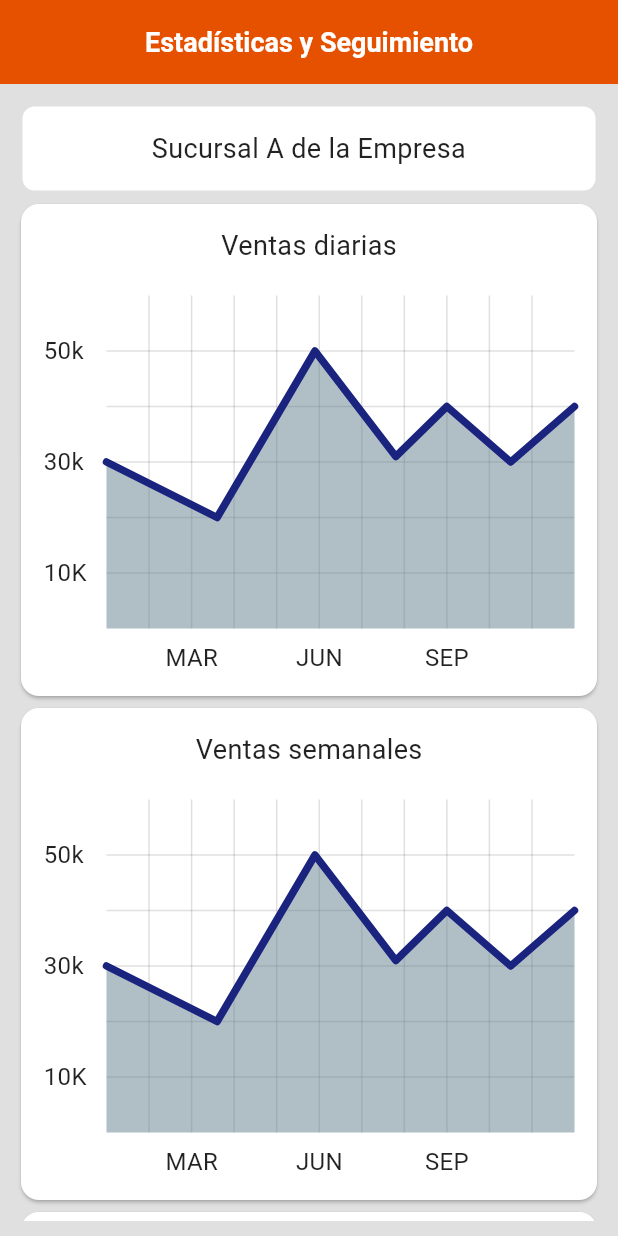
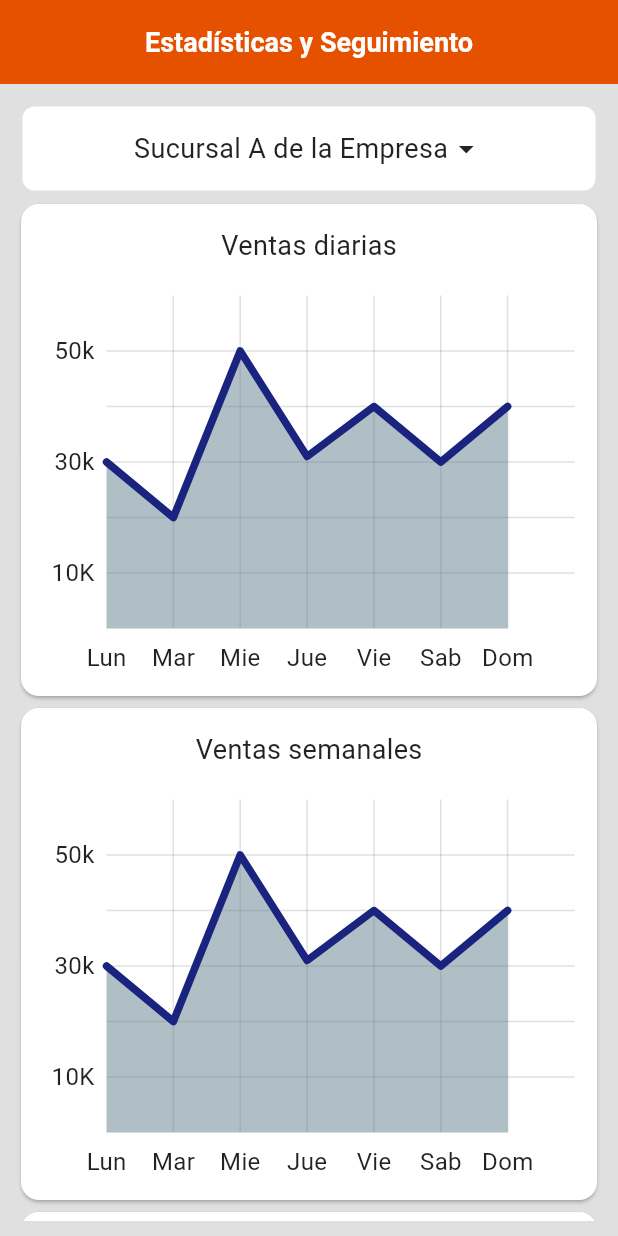
Before and after one commit to TheFierceFlame/mobile_dashboard, a Flutter app: the screen it shows after launch, on a phone screen of 412 x 824 dp. Run offline on Flutter 3.47's test engine with Material 3 defaults, Android fonts, the phone set to English and light mode, and no system bars; drawn by our look-alikes of fl_chart; our stand-ins replace animate_do, csv, flutter_riverpod.

```diff
--- a/dashboard_app/lib/main.dart
+++ b/dashboard_app/lib/main.dart
@@ -1,8 +1,9 @@
 import 'package:flutter/material.dart';
+import 'package:flutter_riverpod/flutter_riverpod.dart';
 import 'package:dashboard_app/config/theme/app_theme.dart';
 import 'package:dashboard_app/presentation/screens/screens.dart';
 
-void main() => runApp(const MyApp());
+void main() async => runApp(const ProviderScope(child: MyApp()));
 
 class MyApp extends StatelessWidget {
   const MyApp({super.key});
--- a/dashboard_app/lib/presentation/screens/analytics/analytics_screen.dart
+++ b/dashboard_app/lib/presentation/screens/analytics/analytics_screen.dart
@@ -1,6 +1,8 @@
+import 'package:animate_do/animate_do.dart';
 import 'package:flutter/material.dart';
 import 'package:fl_chart/fl_chart.dart';
 import 'package:flutter_riverpod/flutter_riverpod.dart';
+import 'package:dashboard_app/presentation/providers/analytics/sales/sales_provider.dart';
 import 'package:dashboard_app/presentation/widgets/widgets.dart';
 
 class AnalyticsScreen extends ConsumerStatefulWidget {
@@ -17,7 +19,85 @@ class AnalyticsScreenState extends ConsumerState<AnalyticsScreen> {
   CustomLineChart ventasMensualesChart = CustomLineChart();
 
   @override
+  void initState() {
+    super.initState();
+    ref.read(dailySalesProvider.notifier).loadData();
+  }
+
+  @override
   Widget build(BuildContext context) {
+    final dailySales = ref.watch(dailySalesProvider);
+    final dailySalesTitles = <SideTitleWidget Function(double value, TitleMeta meta)>[
+      (double value, TitleMeta meta) {
+        String text;
+        switch (value.toInt()) {
+          case 0:
+            text = 'Lun';
+            break;
+          case 1:
+            text = 'Mar';
+            break;
+          case 2:
+            text = 'Mie';
+            break;
+          case 3:
+            text = 'Jue';
+            break;
+          case 4:
+            text = 'Vie';
+            break;
+          case 5:
+            text = 'Sab';
+            break;
+          case 6:
+            text = 'Dom';
+            break;
+          default:
+            text = '';
+            break;
+        }
+
+        return SideTitleWidget(
+          axisSide: meta.axisSide,
+          child: Text(
+            text,
+            textAlign: TextAlign.left,
+            style: TextStyle(
+              color: mainTitleColor,
+              fontSize: 16
+            )
+          ),
+        );
+      },
+      (double value, TitleMeta meta) {
+        String text;
+        switch (value.toInt()) {
+          case 1:
+            text = '10K';
+            break;
+          case 3:
+            text = '30k';
+            break;
+          case 5:
+            text = '50k';
+            break;
+          default:
+            text = '';
+        }
+
+        return SideTitleWidget(
+          axisSide: meta.axisSide,
+          child: Text(
+            text,
+            style: TextStyle(
+              color: mainTitleColor,
+              fontSize: 16
+            )
+          ),
+        );
+      }
+    ];
+
     return Scaffold(
       backgroundColor: Colors.black12,
       appBar: AppBar(
@@ -48,7 +128,10 @@ class AnalyticsScreenState extends ConsumerState<AnalyticsScreen> {
                   ),
                   child: const Padding(
                     padding: EdgeInsets.all(15.0),
-                    child: Text(
+                    child: Row(
+                      mainAxisAlignment: MainAxisAlignment.center,
+                      children: [
+                        Text(
                           'Sucursal A de la Empresa',
                           textAlign: TextAlign.center,
                           style: TextStyle(
@@ -56,31 +139,54 @@ class AnalyticsScreenState extends ConsumerState<AnalyticsScreen> {
                             fontSize: 18
                           ),
                         ),
+                        Icon(Icons.arrow_drop_down, color: Colors.black87,)
+                      ],
+                    ),
                   )
                 ),
               ),
               Expanded(
                 child: ListView(
                   children: [
-                    ChartCard(
+                    FadeInUp(
+                      duration: const Duration(milliseconds: 500),
+                      delay: const Duration(milliseconds: 300),
+                      child: ChartCard(
                         chartTitle: 'Ventas diarias',
-                      chartTypeData: LineChart(ventasDiariasChart.lineChart()),
+                        chartTypeData: LineChart(ventasDiariasChart.lineChart(dailySales)),
                       ),
-                    ChartCard(
+                    ),
+                    FadeInUp(
+                      duration: const Duration(milliseconds: 500),
+                      delay: const Duration(milliseconds: 300),
+                      child: ChartCard(
                         chartTitle: 'Ventas semanales',
-                      chartTypeData: LineChart(ventasSemanalesChart.lineChart()),
+                        chartTypeData: LineChart(ventasSemanalesChart.lineChart(dailySales)),
                       ),
-                    ChartCard(
+                    ),
+                    FadeInUp(
+                      duration: const Duration(milliseconds: 500),
+                      delay: const Duration(milliseconds: 300),
+                      child: ChartCard(
                         chartTitle: 'Ventas mensuales',
-                      chartTypeData: LineChart(ventasMensualesChart.lineChart()),
+                        chartTypeData: LineChart(ventasMensualesChart.lineChart(dailySales)),
                       ),
-                    ChartCard(
+                    ),
+                    FadeInUp(
+                      duration: const Duration(milliseconds: 500),
+                      delay: const Duration(milliseconds: 300),
+                      child: ChartCard(
                         chartTitle: 'Productos más vendidos',
-                      chartTypeData: LineChart(ventasDiariasChart.lineChart()),
+                        chartTypeData: LineChart(ventasDiariasChart.lineChart(dailySales)),
                       ),
-                    ChartCard(
+                    ),
+                    FadeInUp(
+                      duration: const Duration(milliseconds: 500),
+                      delay: const Duration(milliseconds: 300),
+                      child: ChartCard(
                         chartTitle: 'Clientes que más compran',
-                      chartTypeData: LineChart(ventasDiariasChart.lineChart()),
+                        chartTypeData: LineChart(ventasDiariasChart.lineChart(dailySales)),
+                      ),
                     ),
                   ],
                 ),
--- a/dashboard_app/lib/presentation/screens/splash_screen.dart
+++ b/dashboard_app/lib/presentation/screens/splash_screen.dart
@@ -36,7 +36,7 @@ class _SplashScreenState extends State<SplashScreen> {
           children: [
             FadeInDown(
               duration: const Duration(milliseconds: 1500),
-              child: Image.asset('assets/images/Logo.png')
+              child: Image.asset('images/Logo.png')
             ),
             const SizedBox(height: 50),
             FadeIn(
--- a/dashboard_app/lib/presentation/widgets/charts/custom_charts.dart
+++ b/dashboard_app/lib/presentation/widgets/charts/custom_charts.dart
@@ -5,7 +5,7 @@ Color mainTitleColor = Colors.black87;
 Color mainLineColor = Colors.black12;
 
 class CustomLineChart {
-  LineChartData lineChart() {
+  LineChartData lineChart(List<dynamic> salesData) {
     return LineChartData(
       gridData: FlGridData(
         show: true,
@@ -38,7 +38,7 @@ class CustomLineChart {
             showTitles: true,
             interval: 1,
             reservedSize: 30,
-            getTitlesWidget: _bottomTitleWidgets
+            getTitlesWidget: bottomTitleWidgets
           ),
         ),
         leftTitles: AxisTitles(
@@ -46,24 +46,24 @@ class CustomLineChart {
             showTitles: true,
             interval: 1,
             reservedSize: 42,
-            getTitlesWidget: _leftTitleWidgets
+            getTitlesWidget: leftTitleWidgets
           ),
         ),
       ),
       borderData: FlBorderData(show: false),
       minX: 0,
-      maxX: 11,
+      maxX: 7,
       minY: 0,
       maxY: 6,
       lineBarsData: [LineChartBarData(
         spots: const [
           FlSpot(0, 3),
-          FlSpot(2.6, 2),
-          FlSpot(4.9, 5),
-          FlSpot(6.8, 3.1),
-          FlSpot(8, 4),
-          FlSpot(9.5, 3),
-          FlSpot(11, 4),
+          FlSpot(1, 2),
+          FlSpot(2, 5),
+          FlSpot(3, 3.1),
+          FlSpot(4, 4),
+          FlSpot(5, 3),
+          FlSpot(6, 4),
         ],
         color: Colors.indigo[900],
         isCurved: false,
@@ -79,17 +79,29 @@ class CustomLineChart {
     );
   }
 
-  Widget _bottomTitleWidgets(double value, TitleMeta meta) {
+  Widget bottomTitleWidgets(double value, TitleMeta meta) {
     String text;
     switch (value.toInt()) {
+      case 0:
+        text = 'Lun';
+        break;
+      case 1:
+        text = 'Mar';
+        break;
       case 2:
-        text = 'MAR';
+        text = 'Mie';
+        break;
+      case 3:
+        text = 'Jue';
+        break;
+      case 4:
+        text = 'Vie';
         break;
       case 5:
-        text = 'JUN';
+        text = 'Sab';
         break;
-      case 8:
-        text = 'SEP';
+      case 6:
+        text = 'Dom';
         break;
       default:
         text = '';
@@ -109,7 +121,7 @@ class CustomLineChart {
     );
   }
 
-  Widget _leftTitleWidgets(double value, TitleMeta meta) {
+  Widget leftTitleWidgets(double value, TitleMeta meta) {
     String text;
     switch (value.toInt()) {
       case 1:
@@ -122,16 +134,18 @@ class CustomLineChart {
         text = '50k';
         break;
       default:
-        return Container();
+        text = '';
     }
 
-    return Text(
+   return SideTitleWidget(
+          axisSide: meta.axisSide,
+          child: Text(
             text,
-      textAlign: TextAlign.left,
             style: TextStyle(
               color: mainTitleColor,
               fontSize: 16
             )
+          ),
         );
   }
 }
--- a/dashboard_app/pubspec.yaml
+++ b/dashboard_app/pubspec.yaml
@@ -39,6 +39,7 @@ dependencies:
   intl: ^0.19.0
   flutter_riverpod: ^2.5.3
   fl_chart: ^0.69.0
+  csv: ^6.0.0
 
 dev_dependencies:
   flutter_test:
@@ -64,7 +65,7 @@ flutter:
 
   # To add assets to your application, add an assets section, like this:
   assets:
-    - assets/images/
+    - assets/
   #   - images/a_dot_burr.jpeg
   #   - images/a_dot_ham.jpeg
 
```
Also changed, not shown: dashboard_app/lib/domain/datasources/sales_datasource.dart (added, +9 -0 lines), dashboard_app/lib/domain/entities/sale.dart (added, +19 -0 lines), dashboard_app/lib/domain/repositories/sales_repository.dart (added, +9 -0 lines), dashboard_app/lib/infrastructure/datasources/csv_sales_datasource.dart (added, +73 -0 lines), dashboard_app/lib/infrastructure/mappers/csv_sale_mapper.dart (added, +14 -0 lines), dashboard_app/lib/infrastructure/models/csv/csv_sale.dart (added, +37 -0 lines), dashboard_app/lib/infrastructure/repositories/sale_repository_implementation.dart (added, +34 -0 lines), dashboard_app/lib/presentation/providers/analytics/sales/sales_provider.dart (added, +33 -0 lines), dashboard_app/lib/presentation/providers/analytics/sales/sales_repository_provider.dart (added, +7 -0 lines), dashboard_app/assets/data/sales/retail_sales_dataset.csv (renamed from dashboard_app/lib/shared/data/sales/retail_sales_dataset.csv), dashboard_app/lib/infrastructure/mappers/csv_sales_mapper.dart (deleted), dashboard_app/lib/infrastructure/models/csv/csv_sales.dart (deleted), dashboard_app/lib/presentation/providers/analytics/analytics_provider.dart (deleted), dashboard_app/pubspec.lock. Lines whose indentation alone changed are shown as unchanged.
